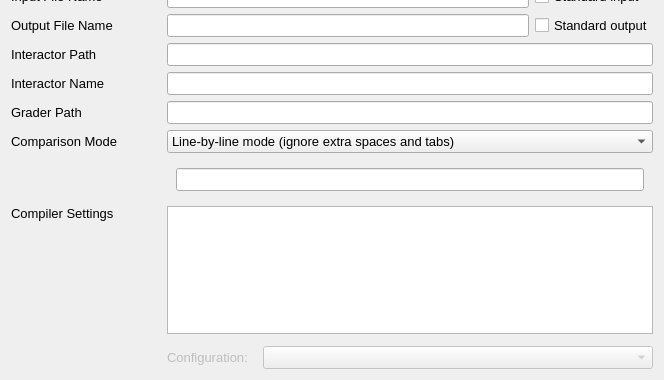
Old version of the form src/forms/taskeditwidget.ui in the repository Project-LemonLime/Project_LemonLime; both pictures show x 0 to 664 and y 457 to 837 of the 664 by 837 pixel window.
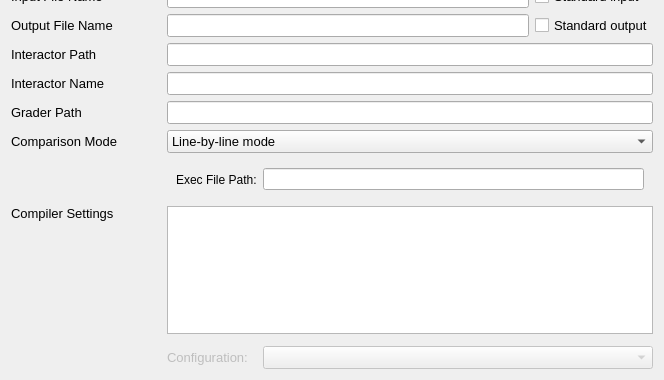
New version of the form. The open tabs and pages were chosen to show the change. Icons and pictures are not drawn. Custom widgets are drawn as their Qt base class.

What changed in the file:
```diff
--- a/src/forms/taskeditwidget.ui
+++ b/src/forms/taskeditwidget.ui
@@ -221,7 +221,7 @@
       <string>How to check answers...</string>
      </property>
      <property name="currentIndex">
-      <number>1</number>
+      <number>0</number>
      </property>
      <item>
       <property name="text">
@@ -389,10 +389,49 @@
      <widget class="QWidget" name="specialJudgeMode">
       <layout class="QHBoxLayout" name="horizontalLayout_10">
        <item>
-        <widget class="FileLineEdit" name="specialJudge">
+        <widget class="QLabel" name="lemonSpecialJudgeLabel">
+         <property name="sizePolicy">
+          <sizepolicy hsizetype="Fixed" vsizetype="Preferred">
+           <horstretch>0</horstretch>
+           <verstretch>0</verstretch>
+          </sizepolicy>
+         </property>
+         <property name="text">
+          <string>Exec File Path:</string>
+         </property>
+        </widget>
+       </item>
+       <item>
+        <widget class="FileLineEdit" name="lemonSpecialJudge">
          <property name="font">
           <font>
-           <pointsize>10</pointsize>
+           <pointsize>9</pointsize>
+          </font>
+         </property>
+        </widget>
+       </item>
+      </layout>
+     </widget>
+     <widget class="QWidget" name="testlibSpecialJudgeMode">
+      <layout class="QHBoxLayout" name="horizontalLayout_10">
+       <item>
+        <widget class="QLabel" name="testlibSpecialJudgeLabel">
+         <property name="sizePolicy">
+          <sizepolicy hsizetype="Fixed" vsizetype="Preferred">
+           <horstretch>0</horstretch>
+           <verstretch>0</verstretch>
+          </sizepolicy>
+         </property>
+         <property name="text">
+          <string>Exec File Path:</string>
+         </property>
+        </widget>
+       </item>
+       <item>
+        <widget class="FileLineEdit" name="testlibSpecialJudge">
+         <property name="font">
+          <font>
+           <pointsize>9</pointsize>
           </font>
          </property>
         </widget>
```
Left out of the diff: 40 changed lines with no effect on the pictures.
